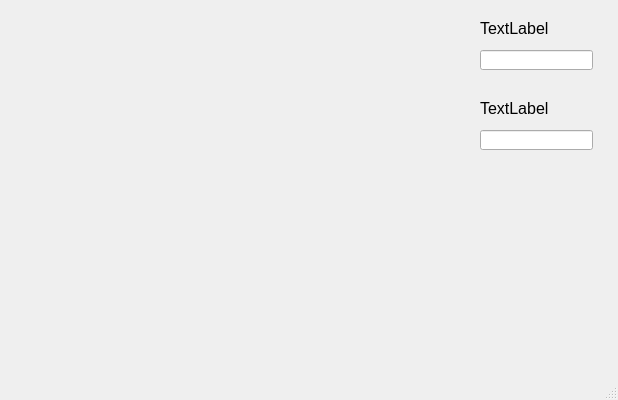
Above: Scripts/GUI/addSheetDetails.ui from SarbajitNandy/GST-Match-Assistant before the change. Below: the same form after it.
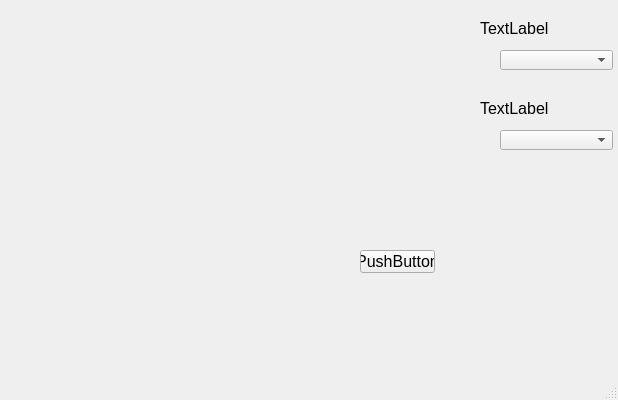
That is the form after the change.

Commit message: Drop down list for sheet name selection added, fail-safe partially implemented on open file, file read

Diff of the .ui file:
```diff
--- a/Scripts/GUI/addSheetDetails.ui
+++ b/Scripts/GUI/addSheetDetails.ui
@@ -10,30 +10,15 @@
     <height>400</height>
    </rect>
   </property>
+  <property name="font">
+   <font>
+    <pointsize>12</pointsize>
+   </font>
+  </property>
   <property name="windowTitle">
    <string>MainWindow</string>
   </property>
   <widget class="QWidget" name="centralwidget">
-   <widget class="QLineEdit" name="sheetName1">
-    <property name="geometry">
-     <rect>
-      <x>480</x>
-      <y>50</y>
-      <width>113</width>
-      <height>20</height>
-     </rect>
-    </property>
-   </widget>
-   <widget class="QLineEdit" name="sheetName2">
-    <property name="geometry">
-     <rect>
-      <x>480</x>
-      <y>130</y>
-      <width>113</width>
-      <height>20</height>
-     </rect>
-    </property>
-   </widget>
    <widget class="QLabel" name="lable_sheet1">
     <property name="geometry">
      <rect>
@@ -70,6 +55,49 @@
      <string>TextLabel</string>
     </property>
    </widget>
+   <widget class="QComboBox" name="file1SheetName">
+    <property name="geometry">
+     <rect>
+      <x>500</x>
+      <y>50</y>
+      <width>113</width>
+      <height>20</height>
+     </rect>
+    </property>
+    <property name="font">
+     <font>
+      <pointsize>12</pointsize>
+     </font>
+    </property>
+   </widget>
+   <widget class="QComboBox" name="file2SheetName">
+    <property name="geometry">
+     <rect>
+      <x>500</x>
+      <y>130</y>
+      <width>113</width>
+      <height>20</height>
+     </rect>
+    </property>
+    <property name="font">
+     <font>
+      <pointsize>12</pointsize>
+     </font>
+    </property>
+   </widget>
+   <widget class="QPushButton" name="btn">
+    <property name="geometry">
+     <rect>
+      <x>360</x>
+      <y>250</y>
+      <width>75</width>
+      <height>23</height>
+     </rect>
+    </property>
+    <property name="text">
+     <string>PushButton</string>
+    </property>
+   </widget>
   </widget>
   <widget class="QMenuBar" name="menubar">
    <property name="geometry">
```
The commit also changes 8 other files.
